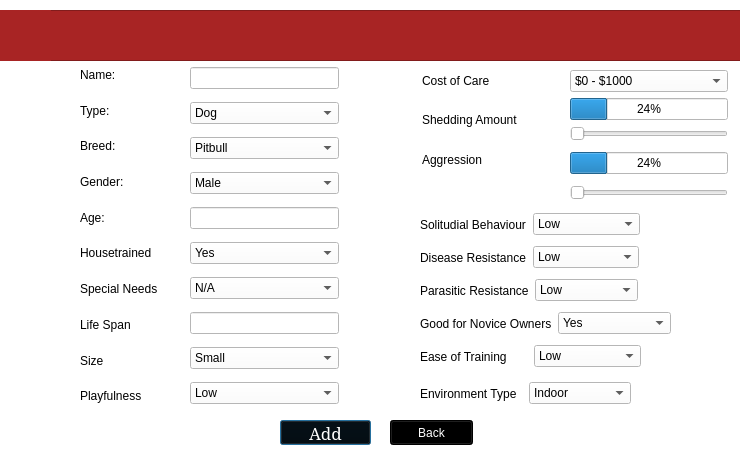
Old version of the form addanimalview.ui in the repository maliklewis/comp3004.
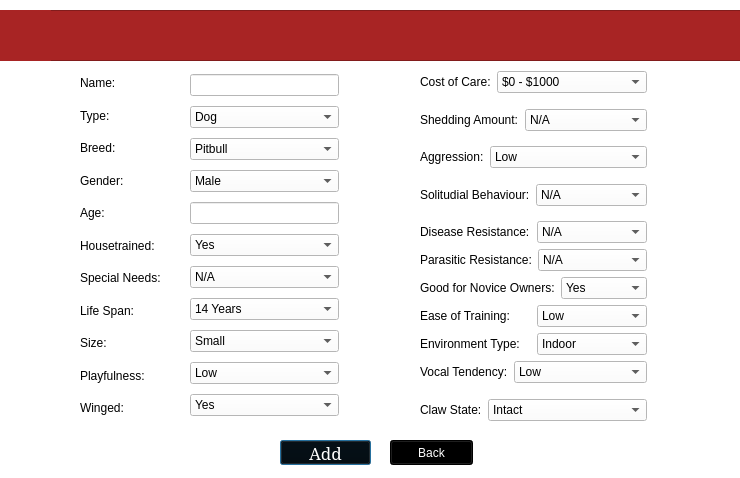
New version of the form. Icons and pictures are not drawn.

What changed in the file:
```diff
--- a/addanimalview.ui
+++ b/addanimalview.ui
@@ -7,7 +7,7 @@
     <x>0</x>
     <y>0</y>
     <width>740</width>
-    <height>455</height>
+    <height>478</height>
    </rect>
   </property>
   <property name="windowTitle">
@@ -20,7 +20,7 @@
    <property name="geometry">
     <rect>
      <x>280</x>
-     <y>420</y>
+     <y>440</y>
      <width>91</width>
      <height>25</height>
     </rect>
@@ -48,7 +48,7 @@
    <property name="geometry">
     <rect>
      <x>190</x>
-     <y>60</y>
+     <y>70</y>
      <width>149</width>
      <height>351</height>
     </rect>
@@ -181,7 +181,23 @@
      </widget>
     </item>
     <item>
-     <widget class="QLineEdit" name="lifeSpanValue"/>
+     <widget class="QComboBox" name="lifespanDropwdown">
+      <item>
+       <property name="text">
+        <string>14 Years</string>
+       </property>
+      </item>
+      <item>
+       <property name="text">
+        <string>15 Years</string>
+       </property>
+      </item>
+      <item>
+       <property name="text">
+        <string>20 Years</string>
+       </property>
+      </item>
+     </widget>
     </item>
     <item>
      <widget class="QComboBox" name="sizeDropdown">
@@ -221,13 +237,27 @@
       </item>
      </widget>
     </item>
+    <item>
+     <widget class="QComboBox" name="wingedDropdown">
+      <item>
+       <property name="text">
+        <string>Yes</string>
+       </property>
+      </item>
+      <item>
+       <property name="text">
+        <string>No</string>
+       </property>
+      </item>
+     </widget>
+    </item>
    </layout>
   </widget>
   <widget class="QWidget" name="layoutWidget1">
    <property name="geometry">
     <rect>
      <x>80</x>
-     <y>60</y>
+     <y>70</y>
      <width>101</width>
      <height>351</height>
     </rect>
@@ -271,35 +301,42 @@
     <item>
      <widget class="QLabel" name="houseTrainedLabel">
       <property name="text">
-       <string>Housetrained</string>
+       <string>Housetrained:</string>
       </property>
      </widget>
     </item>
     <item>
      <widget class="QLabel" name="needsLabel">
       <property name="text">
-       <string>Special Needs</string>
+       <string>Special Needs:</string>
       </property>
      </widget>
     </item>
     <item>
      <widget class="QLabel" name="lifeSpanLabel">
       <property name="text">
-       <string>Life Span</string>
+       <string>Life Span:</string>
       </property>
      </widget>
     </item>
     <item>
      <widget class="QLabel" name="sizeLabel">
       <property name="text">
-       <string>Size</string>
+       <string>Size:</string>
       </property>
      </widget>
     </item>
     <item>
      <widget class="QLabel" name="playfulnessLabel">
       <property name="text">
-       <string>Playfulness</string>
+       <string>Playfulness:</string>
+      </property>
+     </widget>
+    </item>
+    <item>
+     <widget class="QLabel" name="label_2">
+      <property name="text">
+       <string>Winged:</string>
       </property>
      </widget>
     </item>
@@ -346,28 +383,54 @@
     </property>
    </widget>
   </widget>
-  <widget class="QWidget" name="layoutWidget">
+  <widget class="QPushButton" name="backButton">
    <property name="geometry">
     <rect>
+     <x>390</x>
+     <y>440</y>
+     <width>83</width>
+     <height>25</height>
+    </rect>
+   </property>
+   <property name="styleSheet">
+    <string notr="true">background-color: rgb(0, 0, 0);
+color: rgb(255, 255, 255);
+border-color: rgb(0, 0, 0);
+</string>
+   </property>
+   <property name="text">
+    <string>Back</string>
+   </property>
+  </widget>
+  <widget class="QWidget" name="">
+   <property name="geometry">
+    <rect>
      <x>420</x>
-     <y>310</y>
-     <width>251</width>
-     <height>27</height>
+     <y>71</y>
+     <width>227</width>
+     <height>359</height>
     </rect>
    </property>
-   <layout class="QHBoxLayout" name="horizontalLayout_7">
+   <layout class="QVBoxLayout" name="verticalLayout">
     <item>
-     <widget class="QLabel" name="noviceOwnderLabel">
+     <layout class="QFormLayout" name="formLayout_4">
+      <item row="0" column="0">
+       <widget class="QLabel" name="costofCareLabel">
       <property name="text">
-       <string>Good for Novice Owners</string>
+         <string>Cost of Care:</string>
       </property>
      </widget>
     </item>
+      <item row="0" column="1">
+       <widget class="QComboBox" name="costDropdown">
     <item>
-     <widget class="QComboBox" name="noviceOwnerDropdown">
+         <property name="text">
+          <string>$0 - $1000</string>
+         </property>
+        </item>
       <item>
        <property name="text">
-        <string>Yes</string>
+          <string>$1000 - $2000</string>
        </property>
       </item>
       <item>
@@ -378,26 +441,88 @@
      </widget>
     </item>
    </layout>
-  </widget>
-  <widget class="QWidget" name="layoutWidget">
-   <property name="geometry">
-    <rect>
-     <x>420</x>
-     <y>211</y>
-     <width>220</width>
-     <height>27</height>
-    </rect>
-   </property>
-   <layout class="QHBoxLayout" name="horizontalLayout_5">
+    </item>
+    <item>
+     <layout class="QFormLayout" name="formLayout_3">
+      <item row="0" column="0">
+       <widget class="QLabel" name="sheddingLabel">
+        <property name="text">
+         <string>Shedding Amount:</string>
+        </property>
+       </widget>
+      </item>
+      <item row="0" column="1">
+       <widget class="QComboBox" name="sheddingDropwdown">
+        <item>
+         <property name="text">
+          <string>N/A</string>
+         </property>
+        </item>
     <item>
+         <property name="text">
+          <string>Low</string>
+         </property>
+        </item>
+        <item>
+         <property name="text">
+          <string>Medium</string>
+         </property>
+        </item>
+        <item>
+         <property name="text">
+          <string>High</string>
+         </property>
+        </item>
+       </widget>
+      </item>
+     </layout>
+    </item>
+    <item>
+     <layout class="QFormLayout" name="formLayout_2">
+      <item row="0" column="0">
+       <widget class="QLabel" name="aggressionLabel">
+        <property name="text">
+         <string>Aggression:</string>
+        </property>
+       </widget>
+      </item>
+      <item row="0" column="1">
+       <widget class="QComboBox" name="aggressionDropdown">
+        <item>
+         <property name="text">
+          <string>Low</string>
+         </property>
+        </item>
+        <item>
+         <property name="text">
+          <string>Medium</string>
+         </property>
+        </item>
+        <item>
+         <property name="text">
+          <string>High</string>
+         </property>
+        </item>
+       </widget>
+      </item>
+     </layout>
+    </item>
+    <item>
+     <layout class="QFormLayout" name="formLayout">
+      <item row="0" column="0">
      <widget class="QLabel" name="solitudialLabel">
       <property name="text">
-       <string>Solitudial Behaviour</string>
+         <string>Solitudial Behaviour:</string>
       </property>
      </widget>
     </item>
-    <item>
+      <item row="0" column="1">
      <widget class="QComboBox" name="solittudialBehaviourDropdown">
+        <item>
+         <property name="text">
+          <string>N/A</string>
+         </property>
+        </item>
       <item>
        <property name="text">
         <string>Low</string>
@@ -421,26 +546,23 @@
      </widget>
     </item>
    </layout>
-  </widget>
-  <widget class="QWidget" name="layoutWidget">
-   <property name="geometry">
-    <rect>
-     <x>420</x>
-     <y>244</y>
-     <width>219</width>
-     <height>27</height>
-    </rect>
-   </property>
+    </item>
+    <item>
    <layout class="QHBoxLayout" name="horizontalLayout_10">
     <item>
      <widget class="QLabel" name="dResistanceLabel">
       <property name="text">
-       <string>Disease Resistance</string>
+         <string>Disease Resistance:</string>
       </property>
      </widget>
     </item>
     <item>
      <widget class="QComboBox" name="dResistanceDropdown">
+        <item>
+         <property name="text">
+          <string>N/A</string>
+         </property>
+        </item>
       <item>
        <property name="text">
         <string>Low </string>
@@ -464,26 +586,23 @@
      </widget>
     </item>
    </layout>
-  </widget>
-  <widget class="QWidget" name="layoutWidget">
-   <property name="geometry">
-    <rect>
-     <x>420</x>
-     <y>277</y>
-     <width>218</width>
-     <height>27</height>
-    </rect>
-   </property>
+    </item>
+    <item>
    <layout class="QHBoxLayout" name="horizontalLayout_6">
     <item>
      <widget class="QLabel" name="pResistanceLabel">
       <property name="text">
-       <string>Parasitic Resistance</string>
+         <string>Parasitic Resistance:</string>
       </property>
      </widget>
     </item>
     <item>
      <widget class="QComboBox" name="pResistanceDropdown">
+        <item>
+         <property name="text">
+          <string>N/A</string>
+         </property>
+        </item>
       <item>
        <property name="text">
         <string>Low </string>
@@ -499,29 +618,41 @@
         <string>High</string>
        </property>
       </item>
+       </widget>
+      </item>
+     </layout>
+    </item>
       <item>
+     <layout class="QHBoxLayout" name="horizontalLayout_7">
+      <item>
+       <widget class="QLabel" name="noviceOwnderLabel">
        <property name="text">
-        <string>N/A</string>
-       </property>
+         <string>Good for Novice Owners:</string>
+        </property>
+       </widget>
       </item>
+      <item>
+       <widget class="QComboBox" name="noviceOwnerDropdown">
+        <item>
+         <property name="text">
+          <string>Yes</string>
+         </property>
+        </item>
+        <item>
+         <property name="text">
+          <string>No</string>
+         </property>
+        </item>
      </widget>
     </item>
    </layout>
-  </widget>
-  <widget class="QWidget" name="layoutWidget">
-   <property name="geometry">
-    <rect>
-     <x>420</x>
-     <y>343</y>
-     <width>221</width>
-     <height>27</height>
-    </rect>
-   </property>
+    </item>
+    <item>
    <layout class="QHBoxLayout" name="horizontalLayout_8">
     <item>
      <widget class="QLabel" name="easeofTrainingLabel">
       <property name="text">
-       <string>Ease of Training</string>
+         <string>Ease of Training:</string>
       </property>
      </widget>
     </item>
@@ -545,21 +676,13 @@
      </widget>
     </item>
    </layout>
-  </widget>
-  <widget class="QWidget" name="layoutWidget">
-   <property name="geometry">
-    <rect>
-     <x>420</x>
-     <y>380</y>
-     <width>211</width>
-     <height>27</height>
-    </rect>
-   </property>
+    </item>
+    <item>
    <layout class="QHBoxLayout" name="horizontalLayout_9">
     <item>
      <widget class="QLabel" name="environmentTypeLabel">
       <property name="text">
-       <string>Environment Type</string>
+         <string>Environment Type:</string>
       </property>
      </widget>
     </item>
@@ -578,158 +701,64 @@
      </widget>
     </item>
    </layout>
-  </widget>
-  <widget class="QWidget" name="layoutWidget">
-   <property name="geometry">
-    <rect>
-     <x>422</x>
-     <y>70</y>
-     <width>306</width>
-     <height>135</height>
-    </rect>
-   </property>
-   <layout class="QGridLayout" name="gridLayout">
+    </item>
+    <item>
+     <layout class="QFormLayout" name="formLayout_5">
     <item row="0" column="0">
-     <widget class="QLabel" name="costofCareLabel">
+       <widget class="QLabel" name="label_3">
       <property name="text">
-       <string>Cost of Care</string>
+         <string>Vocal Tendency:</string>
       </property>
      </widget>
     </item>
-    <item row="1" column="0" colspan="2">
-     <widget class="QLabel" name="sheddingLabel">
+      <item row="0" column="1">
+       <widget class="QComboBox" name="vocalDropdown">
+        <item>
       <property name="text">
-       <string>Shedding Amount</string>
-      </property>
-     </widget>
-    </item>
-    <item row="1" column="2" colspan="2">
-     <spacer name="horizontalSpacer">
-      <property name="orientation">
-       <enum>Qt::Horizontal</enum>
-      </property>
-      <property name="sizeHint" stdset="0">
-       <size>
-        <width>40</width>
-        <height>20</height>
-       </size>
-      </property>
-     </spacer>
-    </item>
-    <item row="1" column="4">
-     <layout class="QVBoxLayout" name="verticalLayout_2">
+          <string>Low</string>
+         </property>
+        </item>
       <item>
-       <widget class="QProgressBar" name="sheddingBar">
-        <property name="value">
-         <number>24</number>
-        </property>
-       </widget>
+         <property name="text">
+          <string>Medium</string>
+         </property>
       </item>
       <item>
-       <widget class="QSlider" name="sheddingSlider">
-        <property name="orientation">
-         <enum>Qt::Horizontal</enum>
-        </property>
-       </widget>
-      </item>
-     </layout>
-    </item>
-    <item row="2" column="0">
-     <widget class="QLabel" name="aggressionLabel">
       <property name="text">
-       <string>Aggression</string>
-      </property>
-     </widget>
-    </item>
-    <item row="2" column="4" rowspan="2">
-     <layout class="QVBoxLayout" name="verticalLayout">
-      <item>
-       <widget class="QProgressBar" name="agressionBar">
-        <property name="value">
-         <number>24</number>
-        </property>
+          <string>High</string>
+         </property>
+        </item>
        </widget>
       </item>
-      <item>
-       <widget class="QSlider" name="aggressionSlider">
-        <property name="orientation">
-         <enum>Qt::Horizontal</enum>
-        </property>
-       </widget>
-      </item>
      </layout>
     </item>
-    <item row="3" column="2" colspan="2">
-     <spacer name="horizontalSpacer_2">
-      <property name="orientation">
-       <enum>Qt::Horizontal</enum>
-      </property>
-      <property name="sizeHint" stdset="0">
-       <size>
-        <width>40</width>
-        <height>20</height>
-       </size>
-      </property>
-     </spacer>
-    </item>
-    <item row="0" column="4">
-     <widget class="QComboBox" name="comboBox">
       <item>
+     <layout class="QFormLayout" name="formLayout_6">
+      <item row="0" column="0">
+       <widget class="QLabel" name="label_4">
        <property name="text">
-        <string>$0 - $1000</string>
-       </property>
+         <string>Claw State:</string>
+        </property>
+       </widget>
       </item>
+      <item row="0" column="1">
+       <widget class="QComboBox" name="clawDropdown">
       <item>
        <property name="text">
-        <string>$1000 - $2000</string>
+          <string>Intact</string>
        </property>
       </item>
       <item>
        <property name="text">
-        <string>$2000 - $3000</string>
-       </property>
-      </item>
-      <item>
-       <property name="text">
-        <string>$4000+</string>
-       </property>
-      </item>
-     </widget>
-    </item>
-    <item row="0" column="1" colspan="3">
-     <spacer name="horizontalSpacer_3">
-      <property name="orientation">
-       <enum>Qt::Horizontal</enum>
-      </property>
-      <property name="sizeHint" stdset="0">
-       <size>
-        <width>40</width>
-        <height>20</height>
-       </size>
-      </property>
-     </spacer>
+          <string>Removed</string>
+         </property>
+        </item>
+       </widget>
+      </item>
+     </layout>
     </item>
    </layout>
   </widget>
-  <widget class="QPushButton" name="backButton">
-   <property name="geometry">
-    <rect>
-     <x>390</x>
-     <y>420</y>
-     <width>83</width>
-     <height>25</height>
-    </rect>
-   </property>
-   <property name="styleSheet">
-    <string notr="true">background-color: rgb(0, 0, 0);
-color: rgb(255, 255, 255);
-border-color: rgb(0, 0, 0);
-</string>
-   </property>
-   <property name="text">
-    <string>Back</string>
-   </property>
-  </widget>
  </widget>
  <resources/>
  <connections>
```
Left out of the diff: 56 changed lines with no effect on the pictures. Lines whose indentation alone changed are shown as unchanged.
